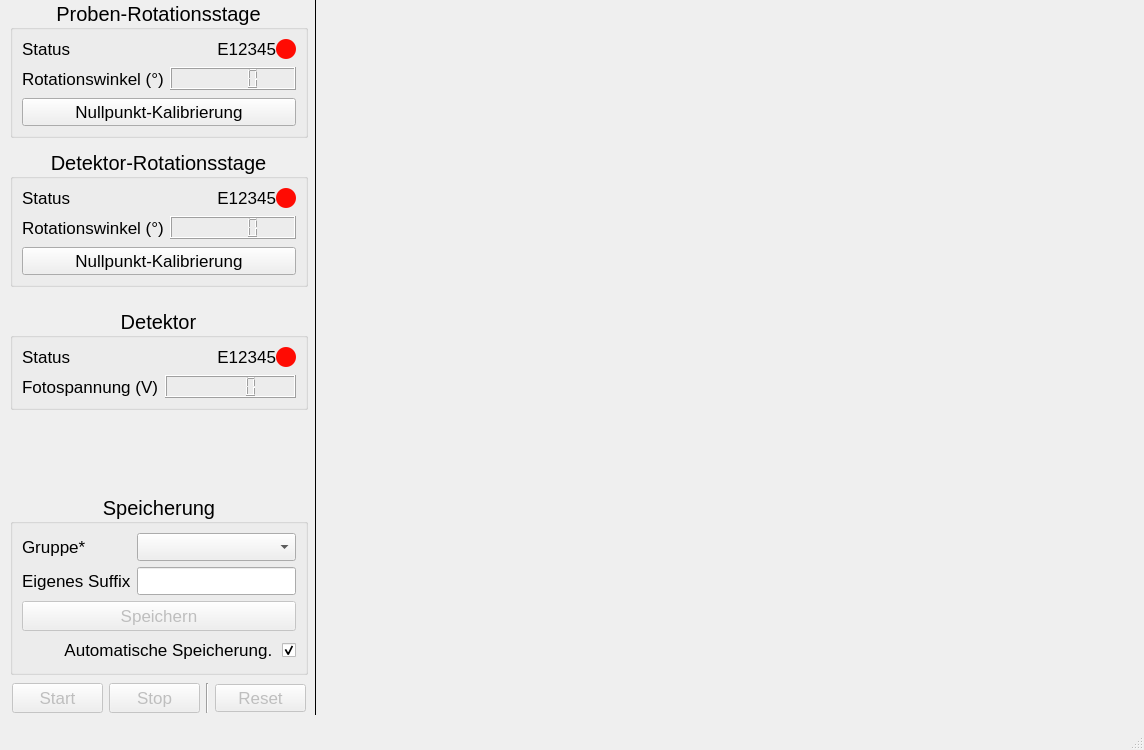
Old version of the form polarisation_ui/pyqt/mainwindow.ui in the repository cckssr/polarisation-ui.
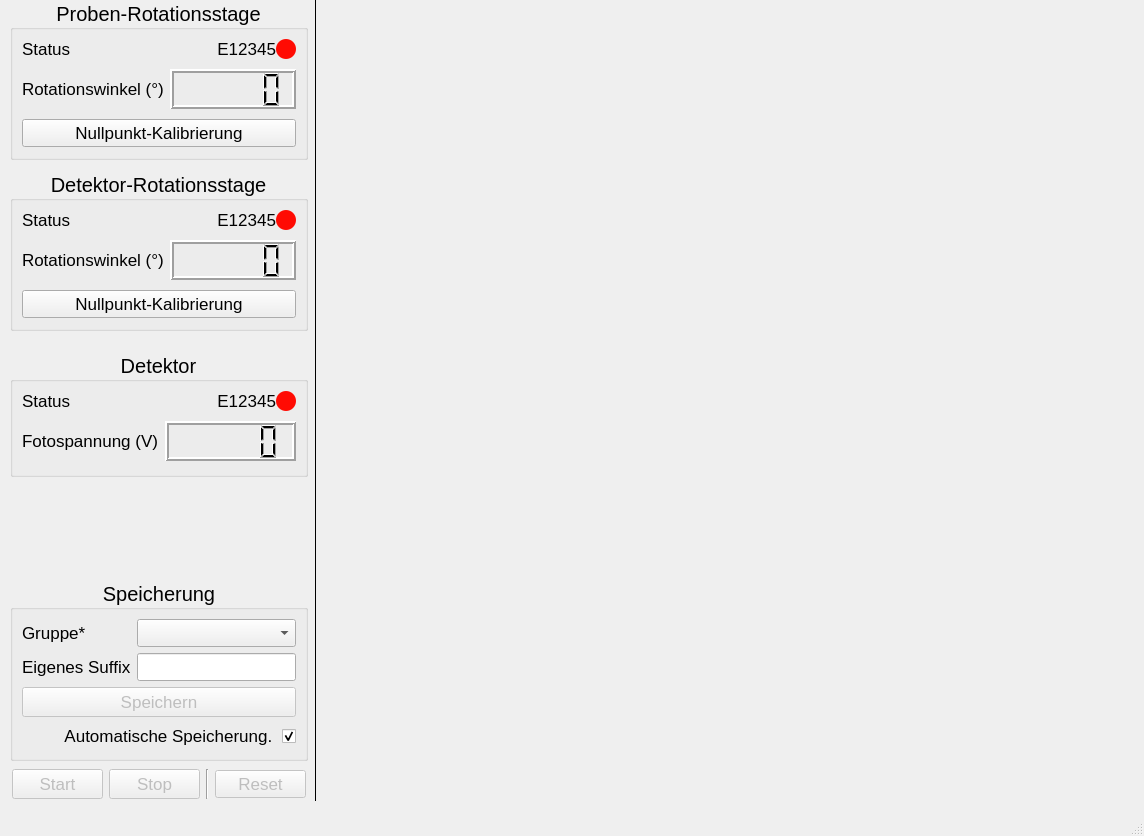
New version of the form.

Patch:
```diff
--- a/polarisation_ui/pyqt/mainwindow.ui
+++ b/polarisation_ui/pyqt/mainwindow.ui
@@ -7,7 +7,7 @@
     <x>0</x>
     <y>0</y>
     <width>1144</width>
-    <height>750</height>
+    <height>836</height>
    </rect>
   </property>
   <property name="minimumSize">
@@ -78,7 +78,7 @@
         <property name="minimumSize">
          <size>
           <width>0</width>
-          <height>50</height>
+          <height>160</height>
          </size>
         </property>
         <property name="font">
@@ -109,7 +109,7 @@
           <number>-1</number>
          </property>
          <property name="verticalSpacing">
-          <number>8</number>
+          <number>10</number>
          </property>
          <item row="0" column="0">
           <widget class="QLabel" name="label_4">
@@ -181,6 +181,12 @@
          </item>
          <item row="1" column="0">
           <widget class="QLabel" name="label">
+           <property name="minimumSize">
+            <size>
+             <width>0</width>
+             <height>40</height>
+            </size>
+           </property>
            <property name="font">
             <font>
              <pointsize>13</pointsize>
@@ -199,15 +205,30 @@
              <verstretch>0</verstretch>
             </sizepolicy>
            </property>
+           <property name="minimumSize">
+            <size>
+             <width>0</width>
+             <height>40</height>
+            </size>
+           </property>
            <property name="font">
             <font>
              <pointsize>13</pointsize>
             </font>
            </property>
+           <property name="lineWidth">
+            <number>2</number>
+           </property>
           </widget>
          </item>
          <item row="2" column="0" colspan="2">
           <widget class="QPushButton" name="sample_zero">
+           <property name="minimumSize">
+            <size>
+             <width>0</width>
+             <height>0</height>
+            </size>
+           </property>
            <property name="font">
             <font>
              <pointsize>13</pointsize>
@@ -248,7 +269,7 @@
         <property name="minimumSize">
          <size>
           <width>0</width>
-          <height>50</height>
+          <height>160</height>
          </size>
         </property>
         <property name="font">
@@ -276,7 +297,7 @@
           <number>-1</number>
          </property>
          <property name="verticalSpacing">
-          <number>8</number>
+          <number>10</number>
          </property>
          <item row="0" column="0">
           <widget class="QLabel" name="label_14">
@@ -348,6 +369,12 @@
          </item>
          <item row="1" column="0">
           <widget class="QLabel" name="label_11">
+           <property name="minimumSize">
+            <size>
+             <width>0</width>
+             <height>40</height>
+            </size>
+           </property>
            <property name="font">
             <font>
              <pointsize>13</pointsize>
@@ -366,15 +393,30 @@
              <verstretch>0</verstretch>
             </sizepolicy>
            </property>
+           <property name="minimumSize">
+            <size>
+             <width>0</width>
+             <height>40</height>
+            </size>
+           </property>
            <property name="font">
             <font>
              <pointsize>13</pointsize>
             </font>
            </property>
+           <property name="lineWidth">
+            <number>2</number>
+           </property>
           </widget>
          </item>
          <item row="2" column="0" colspan="2">
           <widget class="QPushButton" name="dstage_zero_2">
+           <property name="minimumSize">
+            <size>
+             <width>0</width>
+             <height>0</height>
+            </size>
+           </property>
            <property name="font">
             <font>
              <pointsize>13</pointsize>
@@ -415,7 +457,7 @@
         <property name="minimumSize">
          <size>
           <width>0</width>
-          <height>50</height>
+          <height>125</height>
          </size>
         </property>
         <property name="font">
@@ -443,7 +485,7 @@
           <number>-1</number>
          </property>
          <property name="verticalSpacing">
-          <number>8</number>
+          <number>10</number>
          </property>
          <item row="0" column="0">
           <widget class="QLabel" name="label_18">
@@ -515,6 +557,12 @@
          </item>
          <item row="1" column="0">
           <widget class="QLabel" name="label_19">
+           <property name="minimumSize">
+            <size>
+             <width>0</width>
+             <height>40</height>
+            </size>
+           </property>
            <property name="font">
             <font>
              <pointsize>13</pointsize>
@@ -536,11 +584,20 @@
              <verstretch>0</verstretch>
             </sizepolicy>
            </property>
+           <property name="minimumSize">
+            <size>
+             <width>0</width>
+             <height>40</height>
+            </size>
+           </property>
            <property name="font">
             <font>
              <pointsize>13</pointsize>
             </font>
            </property>
+           <property name="lineWidth">
+            <number>2</number>
+           </property>
           </widget>
          </item>
         </layout>
```
Left out of the diff: 4 changed lines with no effect on the pictures.
